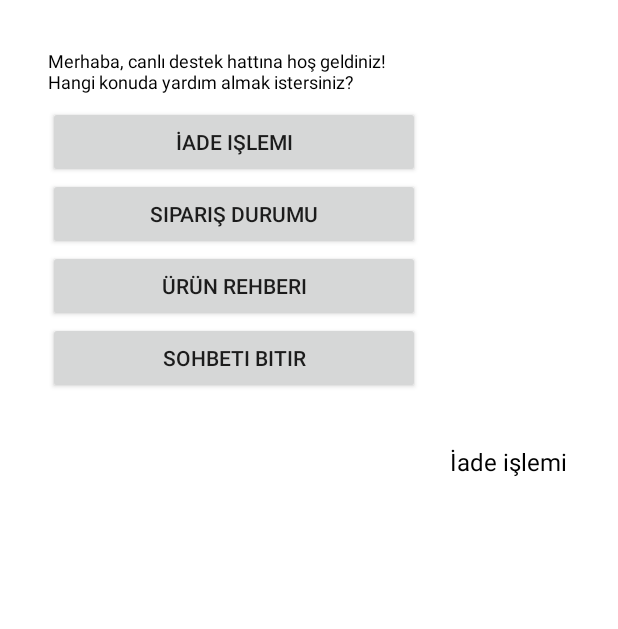
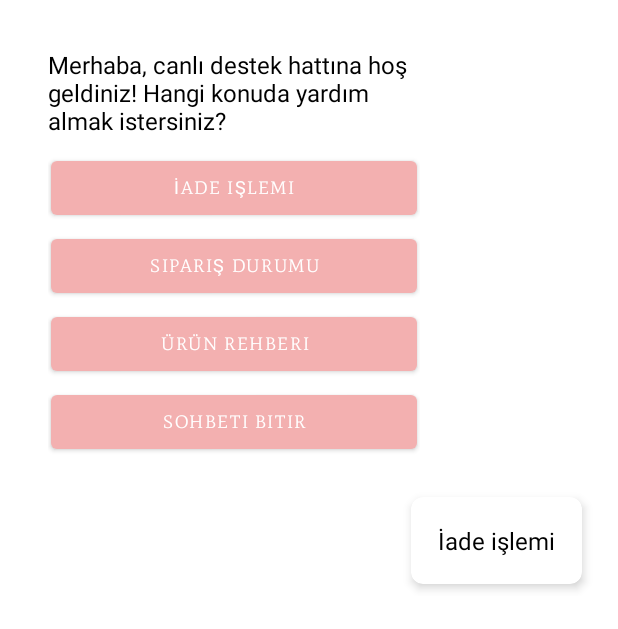
Before and after one commit to BugrahanBal/ChatBot2024, an Android app: the screen it shows after launch (MainActivity), after a tap on "İADE IŞLEMI", on a phone screen of 412 x 824 dp. Shown: the top 629 px of the screen. Run offline under Robolectric (Android 15) with nearby library versions, the phone set to English and light mode, and no system bars; our stand-ins replace Dagger/Hilt's generated code, Room's generated code; libraries missing offline, so code that uses them is left out: org.java_websocket.client, org.java_websocket.handshake; 2 statements that could not run were skipped.

Commit message:
Görünüm fix

```diff
--- a/app/src/main/java/com/balbugrahan/chatbot2024/ui/StepAdapter.kt
+++ b/app/src/main/java/com/balbugrahan/chatbot2024/ui/StepAdapter.kt
@@ -4,6 +4,7 @@
 import android.view.ViewGroup
 import android.widget.Button
 import androidx.recyclerview.widget.RecyclerView
+import com.balbugrahan.chatbot2024.R
 import com.balbugrahan.chatbot2024.data.model.ButtonAction
 import com.balbugrahan.chatbot2024.data.model.Content
 import com.balbugrahan.chatbot2024.data.model.Step
@@ -80,17 +81,18 @@
             binding.questionTextView.text = text
             binding.buttonContainer.removeAllViews()
             buttons.forEach { buttonAction ->
-                val button = Button(binding.root.context).apply {
-                    this.text = buttonAction.label
-                    setOnClickListener {
-                        clickListener(buttonAction.action)
-                        addUserMessage(buttonAction.label)
-                    }
+                val buttonView = LayoutInflater.from(binding.root.context)
+                    .inflate(R.layout.custom_button, binding.buttonContainer, false) as Button
+                buttonView.text = buttonAction.label
+                buttonView.setOnClickListener {
+                    clickListener(buttonAction.action)
+                    addUserMessage(buttonAction.label)
                 }
-                binding.buttonContainer.addView(button)
+                binding.buttonContainer.addView(buttonView)
             }
         }
     }
+
 
     inner class ImageViewHolder(private val binding: ItemImageBinding) : RecyclerView.ViewHolder(binding.root) {
         fun bind(imageUrl: String) {
--- a/app/src/main/res/layout/activity_main.xml
+++ b/app/src/main/res/layout/activity_main.xml
@@ -4,7 +4,6 @@
     android:layout_width="match_parent"
     android:layout_height="match_parent"
     android:orientation="vertical">
-
     <androidx.recyclerview.widget.RecyclerView
         android:id="@+id/recyclerView"
         android:layout_width="match_parent"
--- a/app/src/main/res/layout/custom_alert_dialog.xml
+++ b/app/src/main/res/layout/custom_alert_dialog.xml
@@ -5,7 +5,6 @@
     android:orientation="vertical"
     android:background="@drawable/custom_dialog_background"
     android:padding="20dp">
-
     <TextView
         android:id="@+id/dialogTitle"
         android:layout_width="match_parent"
@@ -16,7 +15,6 @@
         android:gravity="center"
         android:paddingBottom="10dp"
         android:textColor="@color/black" />
-
     <TextView
         android:id="@+id/dialogMessage"
         android:layout_width="match_parent"
@@ -26,13 +24,11 @@
         android:gravity="center"
         android:paddingBottom="20dp"
         android:textColor="@color/purple_700" />
-
     <LinearLayout
         android:layout_width="match_parent"
         android:layout_height="wrap_content"
         android:orientation="horizontal"
         android:gravity="center">
-
         <Button
             android:id="@+id/negativeButton"
             android:layout_width="wrap_content"
@@ -41,7 +37,6 @@
             android:text="İptal"
             android:backgroundTint="@color/purple_700"
             android:textColor="@color/white" />
-
         <Button
             android:id="@+id/positiveButton"
             android:layout_width="wrap_content"
--- /dev/null
+++ b/app/src/main/res/layout/custom_button.xml
@@ -0,0 +1,10 @@
+<?xml version="1.0" encoding="utf-8"?>
+<Button
+    xmlns:android="http://schemas.android.com/apk/res/android"
+    android:id="@+id/customButton"
+    android:layout_width="match_parent"
+    android:layout_height="wrap_content"
+    android:textColor="@color/white"
+    android:fontFamily="@font/matsc"
+    android:textSize="12sp"
+    android:layout_margin="2dp" />
--- a/app/src/main/res/layout/item_button.xml
+++ b/app/src/main/res/layout/item_button.xml
@@ -6,19 +6,16 @@
     android:orientation="vertical"
     android:layout_marginRight="100dp"
     android:padding="16dp">
-
     <TextView
         android:id="@+id/questionTextView"
         android:layout_width="wrap_content"
         android:layout_height="wrap_content"
-        android:textSize="12sp"
+        android:textSize="16sp"
         android:textColor="#000000"
         android:paddingBottom="8dp" />
-
     <LinearLayout
         android:id="@+id/buttonContainer"
         android:layout_width="match_parent"
         android:layout_height="wrap_content"
-        android:orientation="vertical"
-       />
+        android:orientation="vertical"/>
 </LinearLayout>
--- a/app/src/main/res/layout/item_image.xml
+++ b/app/src/main/res/layout/item_image.xml
@@ -1,10 +1,10 @@
 <?xml version="1.0" encoding="utf-8"?>
-<LinearLayout xmlns:android="http://schemas.android.com/apk/res/android"
+<LinearLayout
+    xmlns:android="http://schemas.android.com/apk/res/android"
     android:layout_width="match_parent"
     android:layout_height="wrap_content"
     android:orientation="vertical"
-    android:padding="16dp">
-
+    android:padding="4dp">
     <TextView
         android:id="@+id/imageDescription"
         android:layout_width="wrap_content"
@@ -13,7 +13,6 @@
         android:textSize="16sp"
         android:textColor="#000000"
         android:paddingBottom="8dp" />
-
     <ImageView
         android:id="@+id/imageView"
         android:layout_width="match_parent"
--- a/app/src/main/res/layout/item_text.xml
+++ b/app/src/main/res/layout/item_text.xml
@@ -4,8 +4,7 @@
     android:layout_width="match_parent"
     android:layout_height="wrap_content"
     android:orientation="vertical"
-    android:padding="16dp">
-
+    android:padding="4dp">
     <TextView
         android:id="@+id/textView"
         android:layout_width="wrap_content"
--- a/app/src/main/res/layout/item_text_user.xml
+++ b/app/src/main/res/layout/item_text_user.xml
@@ -1,11 +1,21 @@
+<LinearLayout xmlns:android="http://schemas.android.com/apk/res/android"
+    android:layout_width="match_parent"
+    android:layout_height="wrap_content"
+    xmlns:app="http://schemas.android.com/apk/res-auto"
+    android:orientation="horizontal"
+    android:gravity="end">
+    <androidx.cardview.widget.CardView
+        android:layout_width="wrap_content"
+        android:layout_height="wrap_content"
+        android:layout_margin="8dp"
+        app:cardCornerRadius="8dp"
+        app:cardElevation="4dp">
         <LinearLayout
-    xmlns:android="http://schemas.android.com/apk/res/android"
             android:layout_width="match_parent"
             android:layout_height="wrap_content"
             android:orientation="horizontal"
             android:gravity="end"
             android:padding="8dp">
-
             <TextView
                 android:id="@+id/textView"
                 android:layout_width="wrap_content"
@@ -15,3 +25,5 @@
                 android:textColor="@color/black"
                 android:textSize="16sp" />
         </LinearLayout>
+    </androidx.cardview.widget.CardView>
+</LinearLayout>
--- /dev/null
+++ b/app/src/main/res/values/dimens.xml
@@ -0,0 +1,10 @@
+<?xml version="1.0" encoding="utf-8"?>
+<resources>
+
+
+
+
+
+
+
+</resources>
```
Lines whose indentation alone changed are shown as unchanged.
